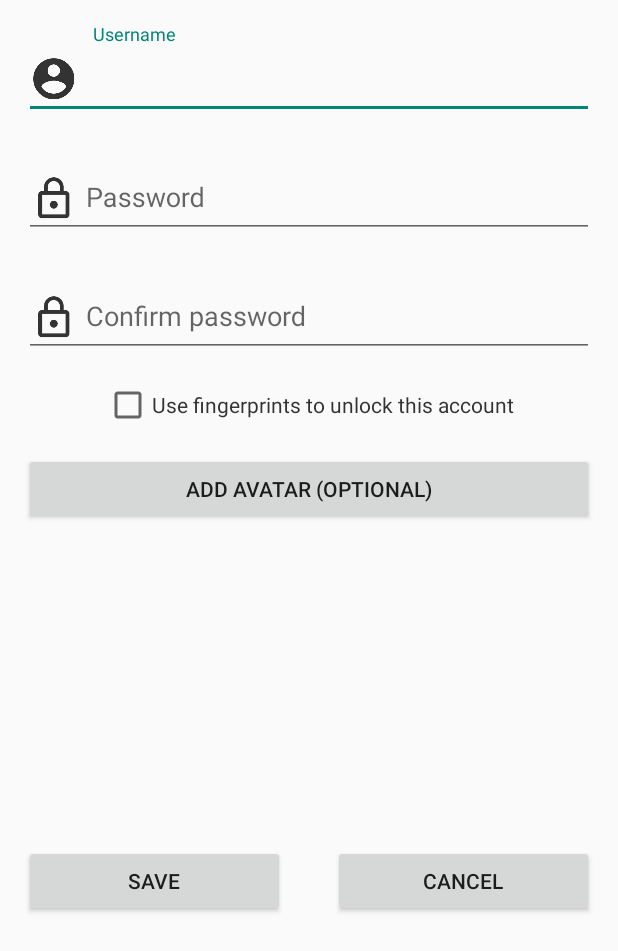
After one commit to Oxmose/PassLock, an Android app: the layout activity_create_account.xml on its own in the app's theme, with its tools: preview values and no code run, on a phone screen of 412 x 824 dp. The commit adds this screen. Shown: the top 951 px of the screen. Run offline under Robolectric (Android 15) with nearby library versions, the phone set to English and light mode, and no system bars.

Commit message:
Added create account activity layout

```diff
--- /dev/null
+++ b/app/src/main/res/layout/activity_create_account.xml
@@ -0,0 +1,141 @@
+<?xml version="1.0" encoding="utf-8"?>
+<android.support.constraint.ConstraintLayout xmlns:android="http://schemas.android.com/apk/res/android"
+    xmlns:app="http://schemas.android.com/apk/res-auto"
+    xmlns:tools="http://schemas.android.com/tools"
+    android:layout_width="match_parent"
+    android:layout_height="match_parent"
+    tools:context=".CreateAccountActivity">
+
+    <android.support.design.widget.TextInputLayout
+        android:id="@+id/activity_create_account_username_textinputlayout"
+        android:layout_width="0dp"
+        android:layout_height="wrap_content"
+        android:layout_marginEnd="16dp"
+        android:layout_marginStart="16dp"
+        android:layout_marginTop="16dp"
+        app:layout_constraintEnd_toEndOf="parent"
+        app:layout_constraintStart_toStartOf="parent"
+        app:layout_constraintTop_toTopOf="parent">
+
+        <EditText
+            android:id="@+id/activity_create_account_username_edittext"
+            android:layout_width="match_parent"
+            android:layout_height="wrap_content"
+            android:drawablePadding="10dp"
+            android:drawableStart="@drawable/ic_account_circle_32"
+            android:ems="10"
+            android:hint="@string/username"
+            android:inputType="textEmailAddress"
+            android:textColor="@color/mainTextColor"
+            android:textColorHint="@color/mainTextColor"
+            app:layout_constraintEnd_toEndOf="parent"
+            app:layout_constraintStart_toStartOf="parent"
+            app:layout_constraintTop_toBottomOf="@+id/activity_login_last_username_textview" />
+
+    </android.support.design.widget.TextInputLayout>
+
+
+    <android.support.design.widget.TextInputLayout
+        android:id="@+id/activity_create_account_password_textinputlayout"
+        android:layout_width="0dp"
+        android:layout_height="wrap_content"
+        android:layout_marginEnd="16dp"
+        android:layout_marginStart="16dp"
+        android:layout_marginTop="16dp"
+        app:layout_constraintEnd_toEndOf="parent"
+        app:layout_constraintHorizontal_bias="0.0"
+        app:layout_constraintStart_toStartOf="parent"
+        app:layout_constraintTop_toBottomOf="@+id/activity_create_account_username_textinputlayout">
+
+        <EditText
+            android:id="@+id/activity_create_account_password_edittext"
+            android:layout_width="match_parent"
+            android:layout_height="wrap_content"
+            android:drawablePadding="5dp"
+            android:drawableStart="@drawable/ic_lock_outline"
+            android:ems="10"
+            android:hint="@string/password"
+            android:inputType="textPassword"
+            android:textColor="@color/mainTextColor"
+            android:textColorHint="@color/mainTextColor" />
+    </android.support.design.widget.TextInputLayout>
+
+    <android.support.design.widget.TextInputLayout
+        android:id="@+id/activity_create_account_password_confirm_textinputlayout"
+        android:layout_width="0dp"
+        android:layout_height="wrap_content"
+        android:layout_marginEnd="16dp"
+        android:layout_marginStart="16dp"
+        android:layout_marginTop="16dp"
+        app:layout_constraintEnd_toEndOf="parent"
+        app:layout_constraintHorizontal_bias="0.0"
+        app:layout_constraintStart_toStartOf="parent"
+        app:layout_constraintTop_toBottomOf="@+id/activity_create_account_password_textinputlayout">
+
+        <EditText
+            android:id="@+id/activity_create_account_password_confirm_edittext"
+            android:layout_width="match_parent"
+            android:layout_height="wrap_content"
+            android:drawablePadding="5dp"
+            android:drawableStart="@drawable/ic_lock_outline"
+            android:ems="10"
+            android:hint="@string/confirm_parssword"
+            android:inputType="textPassword"
+            android:textColor="@color/mainTextColor"
+            android:textColorHint="@color/mainTextColor" />
+    </android.support.design.widget.TextInputLayout>
+
+    <CheckBox
+        android:id="@+id/activity_create_account_fingerprints_enable_checkbox"
+        android:layout_width="wrap_content"
+        android:layout_height="wrap_content"
+        android:layout_marginEnd="16dp"
+        android:layout_marginStart="16dp"
+        android:layout_marginTop="16dp"
+        android:text="@string/use_fingerprints_to_unlock_this_account"
+        android:textColor="@color/mainTextColor"
+        app:layout_constraintEnd_toEndOf="parent"
+        app:layout_constraintStart_toStartOf="parent"
+        app:layout_constraintTop_toBottomOf="@+id/activity_create_account_password_confirm_textinputlayout" />
+
+    <Button
+        android:id="@+id/activity_create_account_cancel_button"
+        android:layout_width="0dp"
+        android:layout_height="wrap_content"
+        android:layout_marginBottom="32dp"
+        android:layout_marginEnd="16dp"
+        android:layout_marginStart="16dp"
+        android:layout_marginTop="32dp"
+        android:text="@string/cancel"
+        app:layout_constraintBottom_toBottomOf="parent"
+        app:layout_constraintEnd_toEndOf="parent"
+        app:layout_constraintStart_toEndOf="@+id/activity_create_account_save_button"
+        app:layout_constraintTop_toBottomOf="@+id/activity_create_account__add_avatar_button" />
+
+    <Button
+        android:id="@+id/activity_create_account_save_button"
+        android:layout_width="0dp"
+        android:layout_height="wrap_content"
+        android:layout_marginBottom="32dp"
+        android:layout_marginEnd="16dp"
+        android:layout_marginStart="16dp"
+        android:layout_marginTop="32dp"
+        android:text="@string/save"
+        app:layout_constraintBottom_toBottomOf="parent"
+        app:layout_constraintEnd_toStartOf="@+id/activity_create_account_cancel_button"
+        app:layout_constraintStart_toStartOf="parent"
+        app:layout_constraintTop_toBottomOf="@+id/activity_create_account__add_avatar_button" />
+
+    <Button
+        android:id="@+id/activity_create_account__add_avatar_button"
+        android:layout_width="0dp"
+        android:layout_height="wrap_content"
+        android:layout_marginEnd="16dp"
+        android:layout_marginStart="16dp"
+        android:layout_marginTop="16dp"
+        android:text="@string/add_avatar_optional"
+        app:layout_constraintEnd_toEndOf="parent"
+        app:layout_constraintStart_toStartOf="parent"
+        app:layout_constraintTop_toBottomOf="@+id/activity_create_account_fingerprints_enable_checkbox" />
+
+</android.support.constraint.ConstraintLayout>
--- a/app/src/main/res/values/strings.xml
+++ b/app/src/main/res/values/strings.xml
@@ -8,4 +8,12 @@
     <string name="password">Password</string>
     <string name="login">Login</string>
     <string name="fingerprint_image">fingerprint_image</string>
+    <string name="remember_me">Remember me</string>
+    <string name="u_create_account_u"><u>Create account</u></string>
+    <string name="title_activity_create_account">Create a new account</string>
+    <string name="confirm_parssword">Confirm password</string>
+    <string name="use_fingerprints_to_unlock_this_account">Use fingerprints to unlock this account</string>
+    <string name="cancel">Cancel</string>
+    <string name="save">Save</string>
+    <string name="add_avatar_optional">Add avatar (optional)</string>
 </resources>
```
Also changed, not shown: app/src/main/AndroidManifest.xml (+8 -4 lines), app/src/main/java/io/github/oxmose/passlock/CreateAccountActivity.java (added, +14 -0 lines), app/src/main/java/io/github/oxmose/passlock/LoginActivity.java (+20 -3 lines), app/src/main/res/layout/activity_login.xml (+41 -18 lines).
